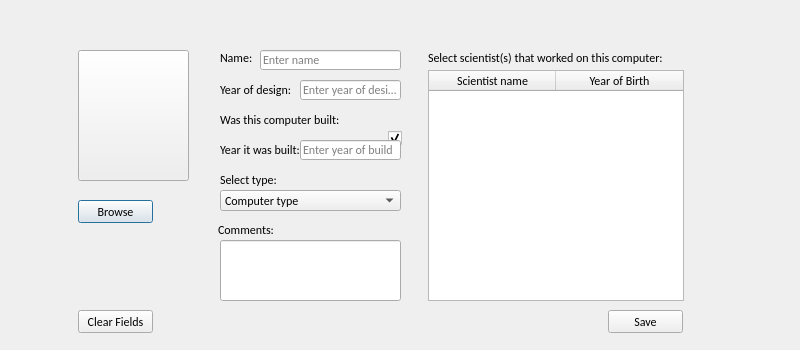
Above: Hopur21Verkefni/MyComputerScienceList/ui/addcomputer.ui from Hopur21/Hopur21 before the change. Below: the same form after it.
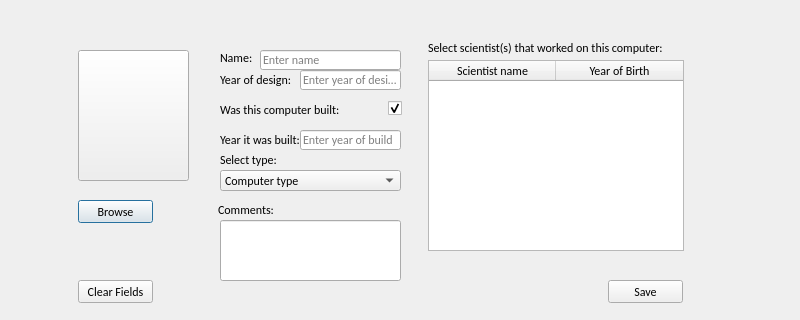
That is the form after the change. Icons and pictures are not drawn.

The edit to the form file:
```diff
--- a/Hopur21Verkefni/MyComputerScienceList/ui/addcomputer.ui
+++ b/Hopur21Verkefni/MyComputerScienceList/ui/addcomputer.ui
@@ -7,19 +7,19 @@
     <x>0</x>
     <y>0</y>
     <width>800</width>
-    <height>350</height>
+    <height>320</height>
    </rect>
   </property>
   <property name="minimumSize">
    <size>
     <width>800</width>
-    <height>350</height>
+    <height>320</height>
    </size>
   </property>
   <property name="maximumSize">
    <size>
     <width>800</width>
-    <height>350</height>
+    <height>320</height>
    </size>
   </property>
   <property name="windowTitle">
@@ -29,7 +29,7 @@
    <property name="geometry">
     <rect>
      <x>300</x>
-     <y>80</y>
+     <y>70</y>
      <width>101</width>
      <height>20</height>
     </rect>
@@ -68,7 +68,7 @@
    <property name="geometry">
     <rect>
      <x>220</x>
-     <y>110</y>
+     <y>100</y>
      <width>121</width>
      <height>20</height>
     </rect>
@@ -104,7 +104,7 @@
    <property name="geometry">
     <rect>
      <x>220</x>
-     <y>240</y>
+     <y>220</y>
      <width>181</width>
      <height>61</height>
     </rect>
@@ -150,7 +150,7 @@
    <property name="geometry">
     <rect>
      <x>218</x>
-     <y>220</y>
+     <y>200</y>
      <width>121</width>
      <height>20</height>
     </rect>
@@ -168,7 +168,7 @@
    <property name="geometry">
     <rect>
      <x>428</x>
-     <y>50</y>
+     <y>40</y>
      <width>251</width>
      <height>16</height>
     </rect>
@@ -186,7 +186,7 @@
    <property name="geometry">
     <rect>
      <x>220</x>
-     <y>80</y>
+     <y>70</y>
      <width>71</width>
      <height>20</height>
     </rect>
@@ -204,7 +204,7 @@
    <property name="geometry">
     <rect>
      <x>78</x>
-     <y>310</y>
+     <y>280</y>
      <width>75</width>
      <height>23</height>
     </rect>
@@ -222,7 +222,7 @@
    <property name="geometry">
     <rect>
      <x>388</x>
-     <y>130</y>
+     <y>100</y>
      <width>21</width>
      <height>17</height>
     </rect>
@@ -238,7 +238,7 @@
    <property name="geometry">
     <rect>
      <x>220</x>
-     <y>140</y>
+     <y>130</y>
      <width>81</width>
      <height>20</height>
     </rect>
@@ -274,7 +274,7 @@
    <property name="geometry">
     <rect>
      <x>608</x>
-     <y>310</y>
+     <y>280</y>
      <width>75</width>
      <height>23</height>
     </rect>
@@ -292,9 +292,9 @@
    <property name="geometry">
     <rect>
      <x>428</x>
-     <y>70</y>
+     <y>60</y>
      <width>256</width>
-     <height>231</height>
+     <height>191</height>
     </rect>
    </property>
    <property name="font">
@@ -333,7 +333,7 @@
    <property name="geometry">
     <rect>
      <x>300</x>
-     <y>140</y>
+     <y>130</y>
      <width>101</width>
      <height>20</height>
     </rect>
@@ -351,7 +351,7 @@
    <property name="geometry">
     <rect>
      <x>220</x>
-     <y>190</y>
+     <y>170</y>
      <width>181</width>
      <height>21</height>
     </rect>
@@ -371,7 +371,7 @@
    <property name="geometry">
     <rect>
      <x>220</x>
-     <y>170</y>
+     <y>150</y>
      <width>81</width>
      <height>20</height>
     </rect>
```
